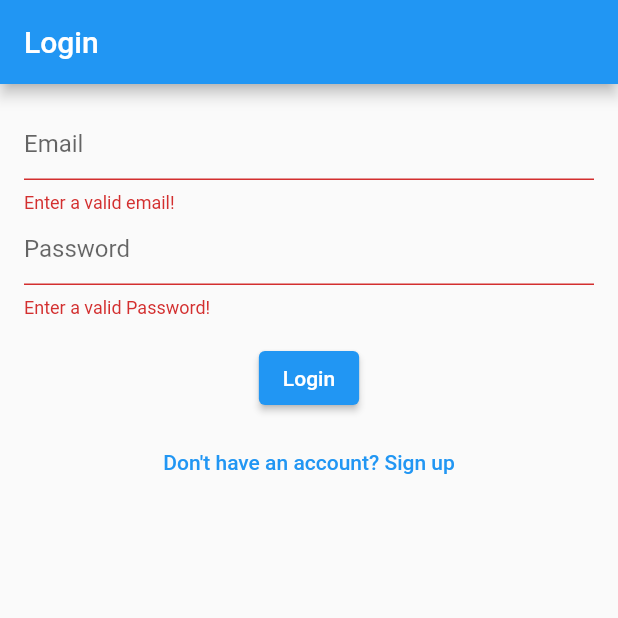
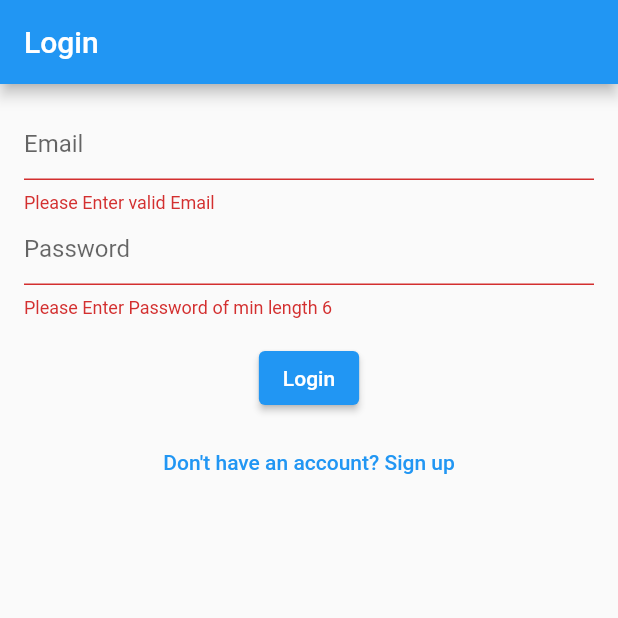
Before and after one commit to DhorajiyaNency07/authentication_using_shared_preferences, a Flutter app: the screen it shows after launch, after a tap on "Login", on a phone screen of 412 x 824 dp, the top half of it. Run offline on Flutter 3.47's test engine with Material 2 defaults, Android fonts, the phone set to English and light mode, and no system bars; our stand-ins replace shared_preferences.

```diff
--- a/lib/main.dart
+++ b/lib/main.dart
@@ -30,6 +30,8 @@ class MyApp extends StatelessWidget {
     );
   }
 }
+
+// i can able to log in but not sign up here [error -- 2]
 
 // import 'package:authentication_using_shared_preferences/log_in_screen.dart';
 // import 'package:flutter/material.dart';
--- a/lib/screens/first_login_shared/log_in_screen.dart
+++ b/lib/screens/first_login_shared/log_in_screen.dart
@@ -53,13 +53,20 @@ class _LoginPageState extends State<LoginPage> {
                   hintText: "Email",
                 ),
                 validator: (value) {
-                  if (value!.isEmpty ||
-                      !RegExp(r"^[a-zA-Z0-9.a-zA-Z0-9.!#$%&'*+-/=?^_`{|}~]+@[a-zA-Z0-9]+\.[a-zA-Z]+")
-                          .hasMatch(value)) {
-                    return 'Enter a valid email!';
+                  if (value!.isEmpty || !value.contains('@')) {
+                    return 'Please Enter valid Email';
+                  } else {
+                    return null;
                   }
-                  return null;
                 },
+                // validator: (value) {
+                //   if (value!.isEmpty ||
+                //       !RegExp(r"^[a-zA-Z0-9.a-zA-Z0-9.!#$%&'*+-/=?^_`{|}~]+@[a-zA-Z0-9]+\.[a-zA-Z]+")
+                //           .hasMatch(value)) {
+                //     return 'Enter a valid email!';
+                //   }
+                //   return null;
+                // },
               ),
               TextFormField(
                 controller: passwordController,
@@ -68,13 +75,20 @@ class _LoginPageState extends State<LoginPage> {
                   hintText: "Password",
                 ),
                 validator: (value) {
-                  if (value!.isEmpty ||
-                      !RegExp(r"^(?=.*?[A-Z])(?=.*?[a-z])(?=.*?[0-9])(?=.*?[!@#\$&*~]).{8,}$")
-                          .hasMatch(value)) {
-                    return 'Enter a valid Password!';
+                  if (value!.length < 6) {
+                    return 'Please Enter Password of min length 6';
+                  } else {
+                    return null;
                   }
-                  return null;
                 },
+                // validator: (value) {
+                //   if (value!.isEmpty ||
+                //       !RegExp(r"^(?=.*?[A-Z])(?=.*?[a-z])(?=.*?[0-9])(?=.*?[!@#\$&*~]).{8,}$")
+                //           .hasMatch(value)) {
+                //     return 'Enter a valid Password!';
+                //   }
+                //   return null;
+                // },
               ),
               const SizedBox(height: 16.0),
               ElevatedButton(
@@ -89,10 +103,12 @@ class _LoginPageState extends State<LoginPage> {
                         context,
                         MaterialPageRoute(builder: (context) => HomePage()),
                       );
-                    } else {
+                    }
+                    else {
                       setState(() {
                         errorMessage = "Invalid email or password";
                       });
+                      //   errorMessage = "Invalid email or password";
                     }
                   }
                 },
```
